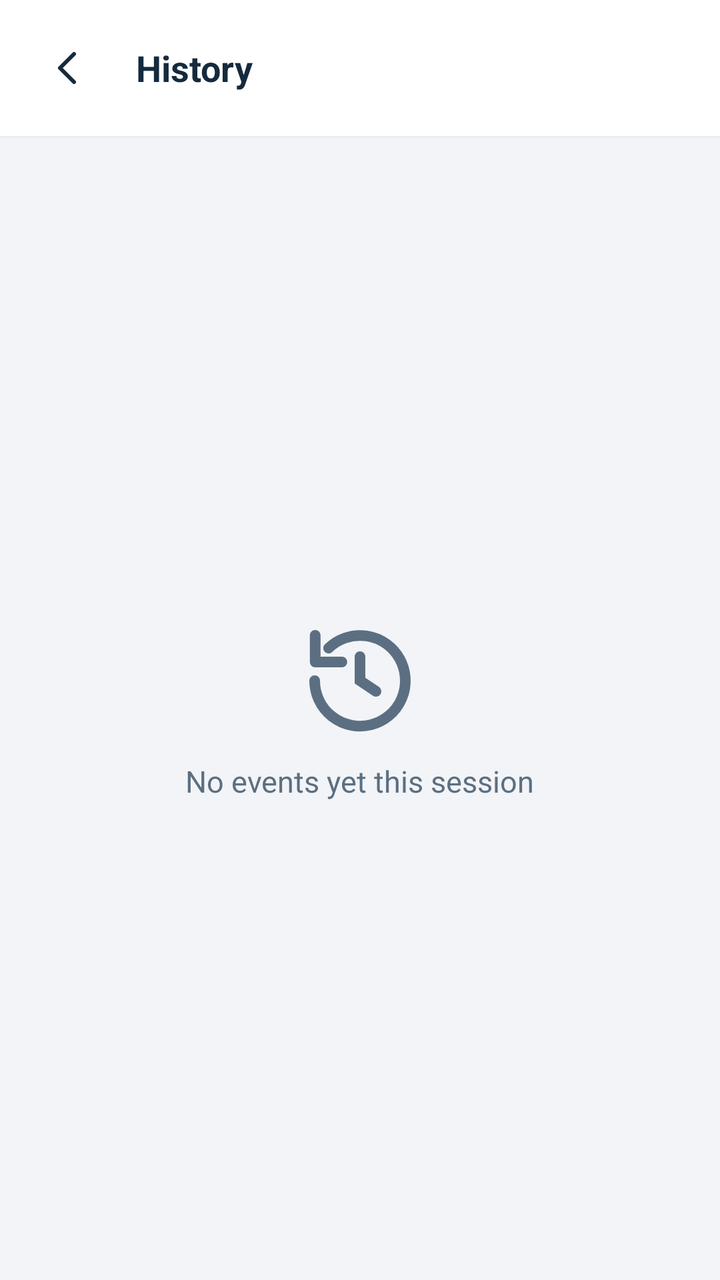
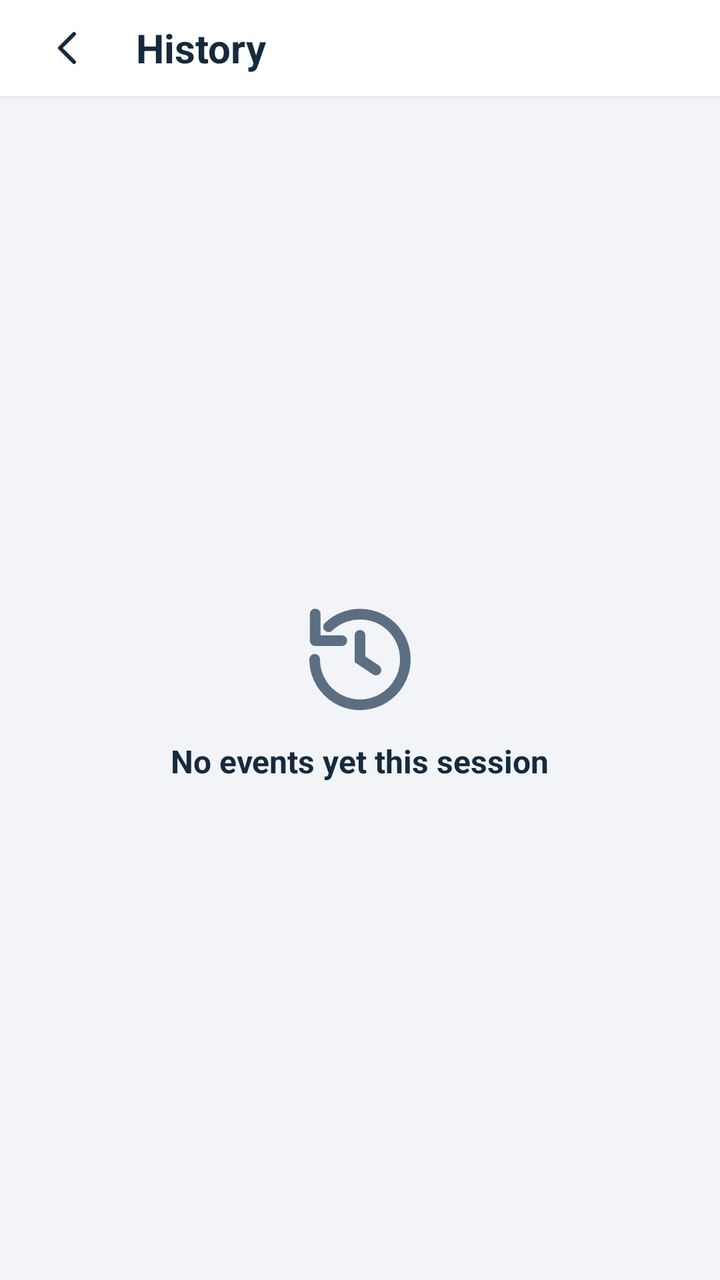

The first picture is an Android layout as it rendered before a commit; the second is the same layout after the commit. The layout source and the unified diff follow.
<!-- AndroidManifest.xml: application theme Theme.AirWave -->
<!-- res/layout/activity_history.xml -->
<?xml version="1.0" encoding="utf-8"?>
<LinearLayout xmlns:android="http://schemas.android.com/apk/res/android"
    android:layout_width="match_parent"
    android:layout_height="match_parent"
    android:orientation="vertical">

    <LinearLayout
        android:layout_width="match_parent"
        android:layout_height="wrap_content"
        android:background="?attr/colorSurface"
        android:gravity="center_vertical"
        android:orientation="horizontal"
        android:padding="12dp">

        <ImageButton
            android:id="@+id/backButton"
            android:layout_width="44dp"
            android:layout_height="44dp"
            android:background="?attr/selectableItemBackgroundBorderless"
            android:contentDescription="@string/cancel"
            android:src="@drawable/ic_back" />

        <TextView
            android:layout_width="wrap_content"
            android:layout_height="wrap_content"
            android:layout_marginStart="12dp"
            android:text="@string/history"
            android:textColor="?attr/colorOnSurface"
            android:textSize="18sp"
            android:textStyle="bold" />
    </LinearLayout>

    <View
        android:layout_width="match_parent"
        android:layout_height="1dp"
        android:background="?attr/colorSurfaceVariant" />

    <FrameLayout
        android:layout_width="match_parent"
        android:layout_height="match_parent">

        <ListView
            android:id="@+id/historyList"
            android:layout_width="match_parent"
            android:layout_height="match_parent"
            android:divider="@null"
            android:dividerHeight="8dp"
            android:padding="16dp" />

        <LinearLayout
            android:id="@+id/historyEmpty"
            android:layout_width="match_parent"
            android:layout_height="match_parent"
            android:gravity="center"
            android:orientation="vertical">

            <ImageView
                android:layout_width="64dp"
                android:layout_height="64dp"
                android:src="@drawable/ic_history"
                android:tint="?attr/colorOnSurfaceVariant" />

            <TextView
                android:layout_width="wrap_content"
                android:layout_height="wrap_content"
                android:layout_marginTop="8dp"
                android:text="@string/no_history"
                android:textColor="?attr/colorOnSurfaceVariant"
                android:textSize="15sp" />
        </LinearLayout>
    </FrameLayout>
</LinearLayout>
<!-- resources referenced by this layout -->
<resources>
  <!-- drawable ic_back (drawable) -->
  <vector xmlns:android="http://schemas.android.com/apk/res/android"
      android:width="24dp" android:height="24dp"
      android:viewportWidth="24" android:viewportHeight="24">
      <path
          android:strokeColor="?attr/colorOnSurface"
          android:strokeWidth="2"
          android:strokeLineCap="round"
          android:strokeLineJoin="round"
          android:pathData="M15,5 L8,12 L15,19" />
  </vector>
  <!-- drawable ic_history (drawable) -->
  <vector xmlns:android="http://schemas.android.com/apk/res/android"
      android:width="24dp" android:height="24dp"
      android:viewportWidth="24" android:viewportHeight="24">
      <path
          android:strokeColor="?attr/colorOnSurface"
          android:strokeWidth="2"
          android:strokeLineCap="round"
          android:pathData="M3.5,12a8.5,8.5 0 1,0 2.6,-6.1" />
      <path
          android:strokeColor="?attr/colorOnSurface"
          android:strokeWidth="2"
          android:strokeLineCap="round"
          android:strokeLineJoin="round"
          android:pathData="M3.6,3.5v5h5" />
      <path
          android:strokeColor="?attr/colorOnSurface"
          android:strokeWidth="2"
          android:strokeLineCap="round"
          android:pathData="M12,7.5V12l3,2" />
  </vector>
  <string name="cancel">Cancel</string>
  <string name="history">History</string>
  <string name="no_history">No events yet this session</string>
  <style name="Theme.AirWave" parent="Theme.Material3.DayNight.NoActionBar">
          <item name="colorPrimary">@color/accent</item>
          <item name="colorOnPrimary">@android:color/white</item>
          <item name="android:windowBackground">@color/bg</item>
          <item name="colorSurface">@color/card</item>
          <item name="colorOnSurface">@color/text_primary</item>
          <item name="colorSurfaceVariant">@color/card2</item>
          <item name="colorOnSurfaceVariant">@color/text_secondary</item>
          <item name="android:windowAnimationStyle">@style/AirWaveWindowAnim</item>
          <item name="dialogCornerRadius">16dp</item>
      </style>
  <color name="accent">#FF4C29</color>
  <color name="bg">#F2F4F7</color>
  <color name="card">#FFFFFF</color>
  <color name="text_primary">#152A3D</color>
  <color name="card2">#E8EDF3</color>
  <color name="text_secondary">#5C6F82</color>
  <style name="AirWaveWindowAnim">
          <item name="android:activityOpenEnterAnimation">@anim/slide_in_right</item>
          <item name="android:activityOpenExitAnimation">@anim/slide_out_left</item>
          <item name="android:activityCloseEnterAnimation">@anim/slide_in_left</item>
          <item name="android:activityCloseExitAnimation">@anim/slide_out_right</item>
      </style>
</resources>

<!-- the commit's change to res/layout/activity_history.xml (unified diff, before → after) -->
@@ -6,11 +6,12 @@
 
     <LinearLayout
         android:layout_width="match_parent"
-        android:layout_height="wrap_content"
+        android:layout_height="48dp"
         android:background="?attr/colorSurface"
         android:gravity="center_vertical"
         android:orientation="horizontal"
-        android:padding="12dp">
+        android:paddingStart="12dp"
+        android:paddingEnd="12dp">
 
         <ImageButton
             android:id="@+id/backButton"
@@ -26,7 +27,7 @@
             android:layout_marginStart="12dp"
             android:text="@string/history"
             android:textColor="?attr/colorOnSurface"
-            android:textSize="18sp"
+            android:textSize="20sp"
             android:textStyle="bold" />
     </LinearLayout>
 
@@ -45,7 +46,7 @@
             android:layout_height="match_parent"
             android:divider="@null"
             android:dividerHeight="8dp"
-            android:padding="16dp" />
+            android:padding="20dp" />
 
         <LinearLayout
             android:id="@+id/historyEmpty"
@@ -65,8 +66,9 @@
                 android:layout_height="wrap_content"
                 android:layout_marginTop="8dp"
                 android:text="@string/no_history"
-                android:textColor="?attr/colorOnSurfaceVariant"
-                android:textSize="15sp" />
+                android:textColor="?attr/colorOnSurface"
+                android:textSize="16sp"
+                android:textStyle="bold" />
         </LinearLayout>
     </FrameLayout>
 </LinearLayout>
